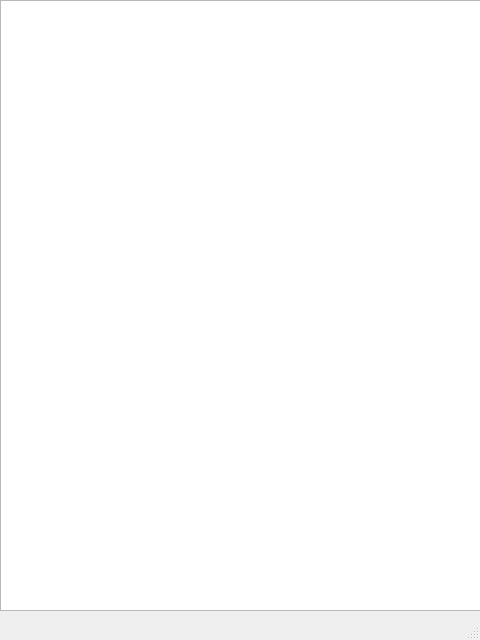
Above: resources/ui/app_window.ui from komastar-photo/PhotoSelector before the change. Below: the same form after it.
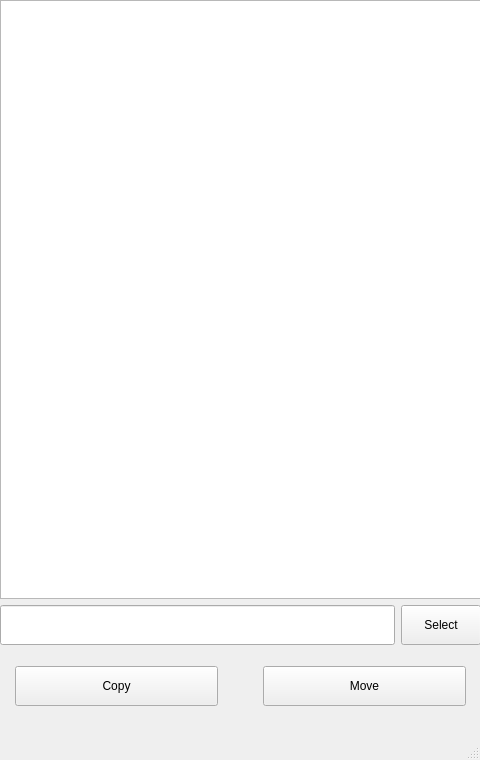
That is the form after the change.

```diff
--- a/resources/ui/app_window.ui
+++ b/resources/ui/app_window.ui
@@ -7,25 +7,187 @@
     <x>0</x>
     <y>0</y>
     <width>480</width>
-    <height>640</height>
+    <height>760</height>
    </rect>
   </property>
+  <property name="sizePolicy">
+   <sizepolicy hsizetype="Fixed" vsizetype="Fixed">
+    <horstretch>0</horstretch>
+    <verstretch>0</verstretch>
+   </sizepolicy>
+  </property>
+  <property name="minimumSize">
+   <size>
+    <width>480</width>
+    <height>760</height>
+   </size>
+  </property>
+  <property name="maximumSize">
+   <size>
+    <width>480</width>
+    <height>761</height>
+   </size>
+  </property>
   <property name="windowTitle">
    <string>Photo Selector</string>
   </property>
   <widget class="QWidget" name="centralwidget">
-   <widget class="QWidget" name="verticalLayoutWidget">
+   <property name="sizePolicy">
+    <sizepolicy hsizetype="Fixed" vsizetype="Fixed">
+     <horstretch>0</horstretch>
+     <verstretch>0</verstretch>
+    </sizepolicy>
+   </property>
+   <property name="minimumSize">
+    <size>
+     <width>480</width>
+     <height>720</height>
+    </size>
+   </property>
+   <property name="maximumSize">
+    <size>
+     <width>480</width>
+     <height>720</height>
+    </size>
+   </property>
+   <widget class="QWidget" name="verticalLayoutWidget_2">
     <property name="geometry">
      <rect>
       <x>0</x>
       <y>0</y>
       <width>481</width>
-      <height>611</height>
+      <height>721</height>
      </rect>
     </property>
-    <layout class="QVBoxLayout" name="verticalLayout">
+    <layout class="QVBoxLayout" name="window_layout">
+     <property name="sizeConstraint">
+      <enum>QLayout::SetMaximumSize</enum>
+     </property>
      <item>
-      <widget class="QListView" name="listView"/>
+      <layout class="QVBoxLayout" name="verticalLayout">
+       <item>
+        <widget class="QListView" name="candidate_file_list"/>
+       </item>
+      </layout>
+     </item>
+     <item>
+      <layout class="QHBoxLayout" name="horizontalLayout_2">
+       <property name="sizeConstraint">
+        <enum>QLayout::SetMinimumSize</enum>
+       </property>
+       <item>
+        <widget class="QLineEdit" name="directory_path_edit">
+         <property name="sizePolicy">
+          <sizepolicy hsizetype="Expanding" vsizetype="Minimum">
+           <horstretch>0</horstretch>
+           <verstretch>0</verstretch>
+          </sizepolicy>
+         </property>
+         <property name="readOnly">
+          <bool>true</bool>
+         </property>
+        </widget>
+       </item>
+       <item>
+        <spacer name="horizontalSpacer_2">
+         <property name="orientation">
+          <enum>Qt::Horizontal</enum>
+         </property>
+         <property name="sizeType">
+          <enum>QSizePolicy::Minimum</enum>
+         </property>
+         <property name="sizeHint" stdset="0">
+          <size>
+           <width>0</width>
+           <height>40</height>
+          </size>
+         </property>
+        </spacer>
+       </item>
+       <item>
+        <widget class="QPushButton" name="select_directory_button">
+         <property name="sizePolicy">
+          <sizepolicy hsizetype="Minimum" vsizetype="Minimum">
+           <horstretch>0</horstretch>
+           <verstretch>0</verstretch>
+          </sizepolicy>
+         </property>
+         <property name="text">
+          <string>Select</string>
+         </property>
+        </widget>
+       </item>
+      </layout>
+     </item>
+     <item>
+      <layout class="QHBoxLayout" name="horizontalLayout" stretch="0,0,0">
+       <property name="spacing">
+        <number>45</number>
+       </property>
+       <property name="sizeConstraint">
+        <enum>QLayout::SetFixedSize</enum>
+       </property>
+       <property name="leftMargin">
+        <number>15</number>
+       </property>
+       <property name="topMargin">
+        <number>15</number>
+       </property>
+       <property name="rightMargin">
+        <number>15</number>
+       </property>
+       <property name="bottomMargin">
+        <number>15</number>
+       </property>
+       <item>
+        <widget class="QPushButton" name="copy_button">
+         <property name="sizePolicy">
+          <sizepolicy hsizetype="Expanding" vsizetype="Minimum">
+           <horstretch>0</horstretch>
+           <verstretch>0</verstretch>
+          </sizepolicy>
+         </property>
+         <property name="text">
+          <string>Copy</string>
+         </property>
+        </widget>
+       </item>
+       <item>
+        <spacer name="horizontalSpacer">
+         <property name="orientation">
+          <enum>Qt::Horizontal</enum>
+         </property>
+         <property name="sizeType">
+          <enum>QSizePolicy::Minimum</enum>
+         </property>
+         <property name="sizeHint" stdset="0">
+          <size>
+           <width>0</width>
+           <height>40</height>
+          </size>
+         </property>
+        </spacer>
+       </item>
+       <item>
+        <widget class="QPushButton" name="move_button">
+         <property name="sizePolicy">
+          <sizepolicy hsizetype="Expanding" vsizetype="Minimum">
+           <horstretch>0</horstretch>
+           <verstretch>0</verstretch>
+          </sizepolicy>
+         </property>
+         <property name="minimumSize">
+          <size>
+           <width>0</width>
+           <height>35</height>
+          </size>
+         </property>
+         <property name="text">
+          <string>Move</string>
+         </property>
+        </widget>
+       </item>
+      </layout>
      </item>
     </layout>
    </widget>
```
